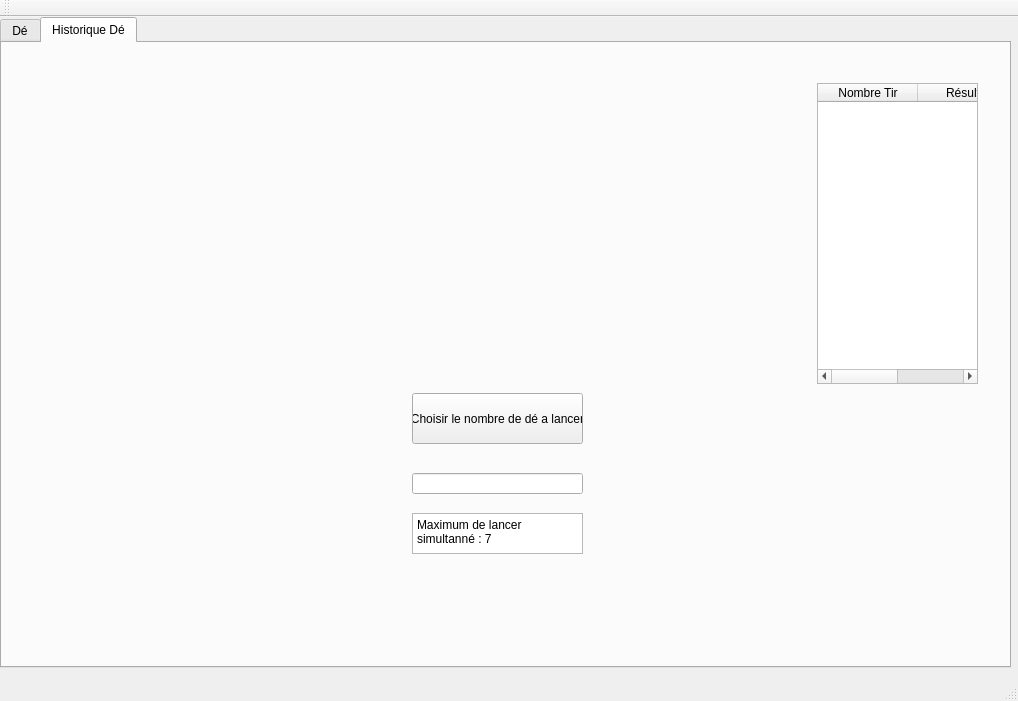
Qt form Lancer De/Lancer De/LancerDe.ui (VolletMaxence/LancerDe) before a commit.
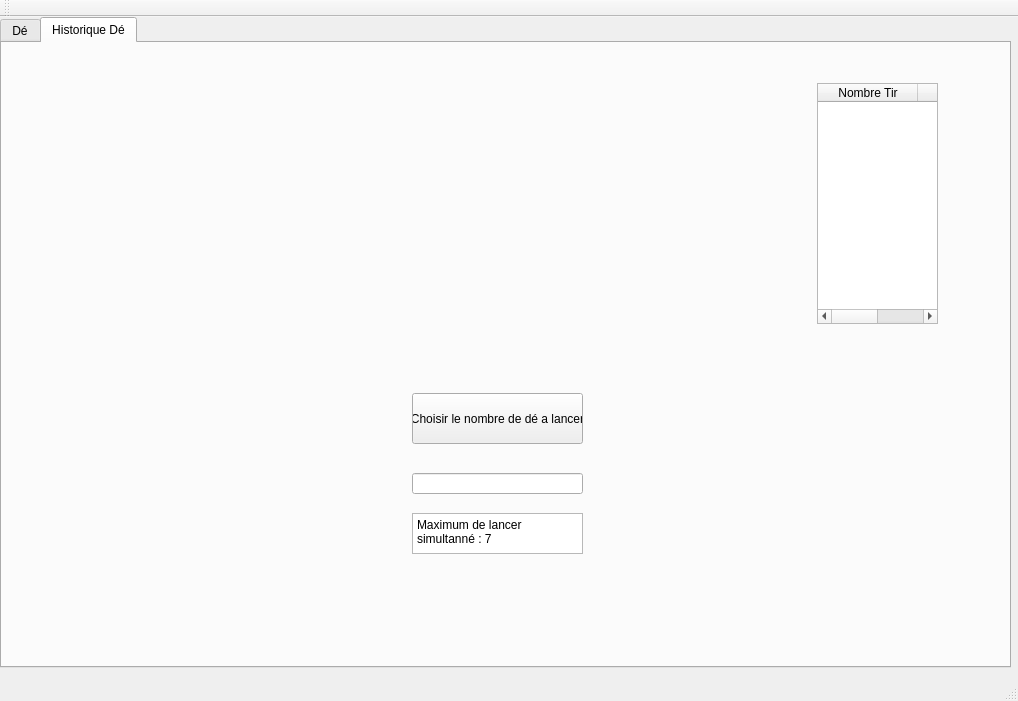
The same form after that commit.

What changed in the file:
```diff
--- a/Lancer De/Lancer De/LancerDe.ui
+++ b/Lancer De/Lancer De/LancerDe.ui
@@ -291,8 +291,8 @@
        <rect>
         <x>815</x>
         <y>40</y>
-        <width>161</width>
-        <height>301</height>
+        <width>121</width>
+        <height>241</height>
        </rect>
       </property>
       <column>
```
